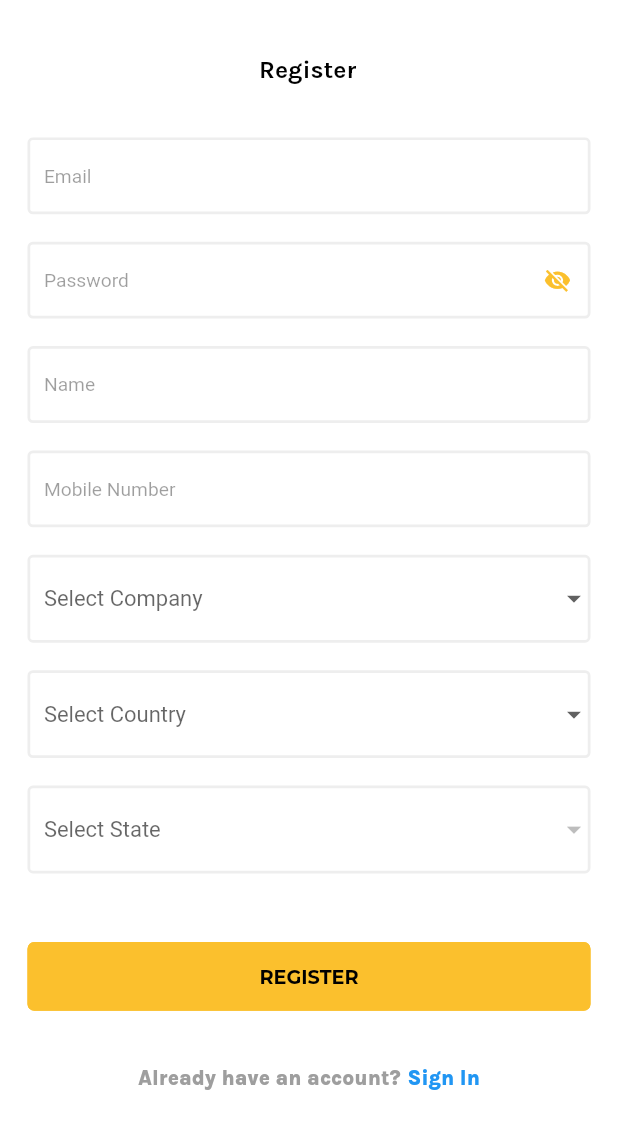
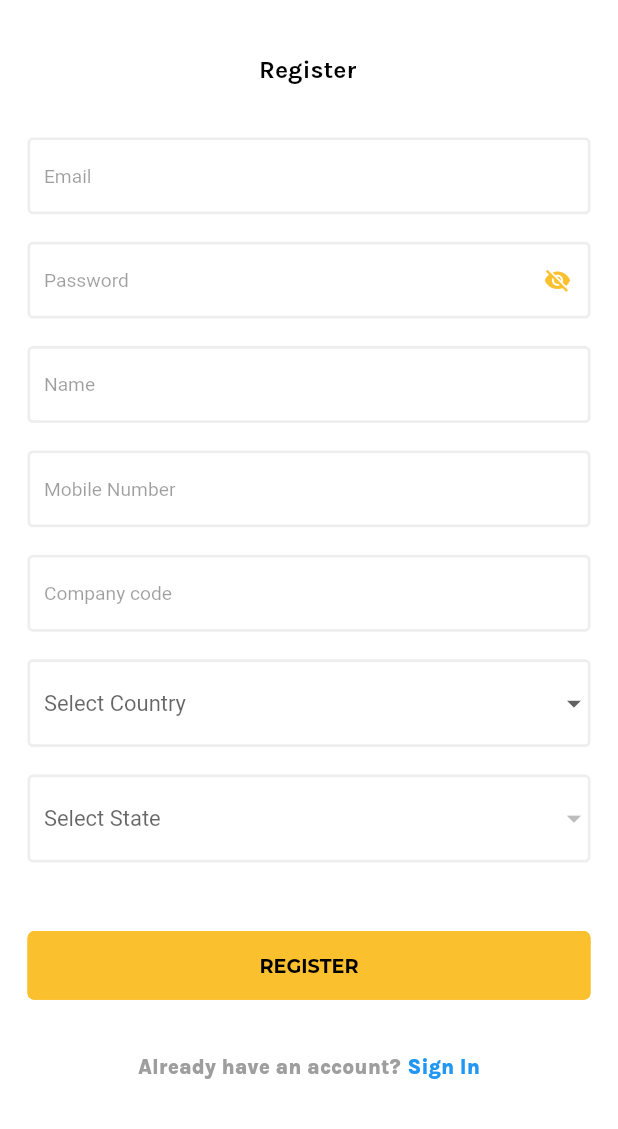
Before and after one commit to deepakCodepaper/signtracker-mobile-cp, a Flutter app: the RegisterPage screen opened by its route, on a phone screen of 412 x 824 dp. Shown: the top 1129 px of the screen. Run offline on Flutter 3.47's test engine with Material 2 defaults, Android fonts, the phone set to English and light mode, and no system bars; our stand-ins replace badges, bloc, built_collection, built_value, cached_network_image, dio and 22 more; missing offline and left inert: dio_http_cache, filesize, flutter_device_type, flutter_ringtone_player, onesignal_flutter, smart_select; accounts and stored records are empty; generated files the repository leaves out were written again; statements that could not run were skipped.

Commit message:
Add company code field on registration page

```diff
--- a/lib/blocs/auth/authentication_bloc.dart
+++ b/lib/blocs/auth/authentication_bloc.dart
@@ -27,7 +27,8 @@ class AuthenticationBloc
       String username,
       String password,
       String name,
-      String companyName,
+      String mobile,
+      String companyCode,
       String countryName,
       String countryCode,
       String stateName,
@@ -36,7 +37,8 @@ class AuthenticationBloc
       username: username,
       password: password,
       name: name,
-      companyName: companyName,
+      mobile: mobile,
+      companyCode: companyCode,
       countryName: countryName,
       countryCode: countryCode,
       stateName: stateName,
--- a/lib/blocs/login/login_bloc.dart
+++ b/lib/blocs/login/login_bloc.dart
@@ -29,7 +29,8 @@ class LoginBloc extends Bloc<LoginEvent, LoginState> {
       String username,
       String password,
       String name,
-      String companyName,
+      String mobile,
+      String companyCode,
       String countryName,
       String countryCode,
       String stateName,
@@ -38,7 +39,8 @@ class LoginBloc extends Bloc<LoginEvent, LoginState> {
         username: username,
         password: password,
         name: name,
-        companyName: companyName,
+        mobile: mobile,
+        companyCode: companyCode,
         countryName: countryName,
         countryCode: countryCode,
         stateName: stateName,
@@ -55,12 +57,20 @@ class LoginBloc extends Bloc<LoginEvent, LoginState> {
     return null;
   }
 
-  String validateRegister(String username, String password, String name,
-      String companyName, String countryCode, String stateCode) {
+  String validateRegister(
+    String username,
+    String password,
+    String name,
+    String mobile,
+    String companyCode,
+    String countryCode,
+    String stateCode,
+  ) {
     if (username.isEmpty) return 'Username is required!';
     if (password.isEmpty) return 'Password is required!';
     if (name.isEmpty) return 'Name is required!';
-    if (companyName.isEmpty) return 'Company Name is required!';
+    if (mobile.isEmpty) return 'Mobile number is required!';
+    if (companyCode.isEmpty) return 'Company code is required!';
     if (countryCode.isEmpty) return 'Country is required!';
     if (stateCode.isEmpty) return 'State is required!';
     return null;
@@ -94,8 +104,14 @@ class LoginBloc extends Bloc<LoginEvent, LoginState> {
     }
 
     if (event is RegisterButtonPressed) {
-      final validationMessage = validateRegister(event.username, event.password,
-          event.name, event.companyName, event.countryCode, event.stateCode);
+      final validationMessage = validateRegister(
+          event.username,
+          event.password,
+          event.name,
+          event.mobile,
+          event.companyCode,
+          event.countryCode,
+          event.stateCode);
       if (validationMessage?.isNotEmpty == true) {
         yield ValidationFailure(error: validationMessage);
       } else {
@@ -104,7 +120,8 @@ class LoginBloc extends Bloc<LoginEvent, LoginState> {
             event.username,
             event.password,
             event.name,
-            event.companyName,
+            event.mobile,
+            event.companyCode,
             event.countryName,
             event.countryCode,
             event.stateName,
--- a/lib/blocs/login/login_event.dart
+++ b/lib/blocs/login/login_event.dart
@@ -23,7 +23,8 @@ class RegisterButtonPressed extends LoginEvent {
   final String username;
   final String password;
   final String name;
-  final String companyName;
+  final String mobile;
+  final String companyCode;
   final String countryName;
   final String countryCode;
   final String stateName;
@@ -33,7 +34,8 @@ class RegisterButtonPressed extends LoginEvent {
     @required this.username,
     @required this.password,
     @required this.name,
-    @required this.companyName,
+    @required this.mobile,
+    @required this.companyCode,
     @required this.countryName,
     @required this.countryCode,
     @required this.stateName,
@@ -42,7 +44,8 @@ class RegisterButtonPressed extends LoginEvent {
           username,
           password,
           name,
-          companyName,
+          mobile,
+          companyCode,
           countryName,
           countryCode,
           stateName,
--- a/lib/feature/register/register_page.dart
+++ b/lib/feature/register/register_page.dart
@@ -28,6 +28,7 @@ class _RegisterPageState extends State<RegisterPage> {
   TextEditingController passwordController = TextEditingController();
   TextEditingController nameController = TextEditingController();
   TextEditingController mobileController = TextEditingController();
+  TextEditingController companyController = TextEditingController();
 
   // Initially password is obscure
   bool _obscureText = true;
@@ -38,9 +39,6 @@ class _RegisterPageState extends State<RegisterPage> {
       _obscureText = !_obscureText;
     });
   }
-
-  String companyCode = "";
-  List companies = List.empty(growable: true);
 
   String stateCode = "";
   List states = List.empty(growable: true);
@@ -56,14 +54,6 @@ class _RegisterPageState extends State<RegisterPage> {
     });
   }
 
-  loadCompanies() async {
-    String data = await DefaultAssetBundle.of(context)
-        .loadString('assets/companies.json');
-    setState(() {
-      companies = json.decode(data);
-    });
-  }
-
   @override
   void initState() {
     bloc = LoginBloc(
@@ -74,7 +64,6 @@ class _RegisterPageState extends State<RegisterPage> {
 
     WidgetsBinding.instance.addPostFrameCallback((_) async {
       await loadCountries();
-      await loadCompanies();
     });
   }
 
@@ -85,9 +74,7 @@ class _RegisterPageState extends State<RegisterPage> {
     final password = passwordController.text;
     final name = nameController.text;
     final mobile = mobileController.text;
-    final companyIndex =
-        companies.indexWhere((element) => element['code'] == companyCode);
-    final companyName = companyIndex > 0 ? companies[companyIndex]['name'] : "";
+    final companyCode = companyController.text;
     final countryIndex =
         countries.indexWhere((element) => element['iso3'] == countryCode);
     final countryName = countryIndex > 0 ? countries[countryIndex]['name'] : "";
@@ -104,13 +91,13 @@ class _RegisterPageState extends State<RegisterPage> {
     } else if (mobile.isEmpty) {
       showSnackBar('Mobile is required.');
     } else if (companyCode.isEmpty) {
-      showSnackBar('Company is required.');
+      showSnackBar('Company code is required.');
     } else if (countryCode.isEmpty) {
       showSnackBar('Country is required.');
     } else if (states.length > 0 && stateCode.isEmpty) {
       showSnackBar('State is required.');
     } else {
-      bloc.registerButtonPressed(username, password, name, companyName,
+      bloc.registerButtonPressed(username, password, name, mobile, companyCode,
           countryName, countryCode, stateName, stateCode);
     }
   }
@@ -212,7 +199,8 @@ class _RegisterPageState extends State<RegisterPage> {
                     ),
                   ),
                 );
-                });
+              },
+            );
           }
         },
         builder: (context, state) {
@@ -350,7 +338,12 @@ class _RegisterPageState extends State<RegisterPage> {
                   SizedBox(height: 20),
                   Padding(
                     padding: EdgeInsets.symmetric(horizontal: 20),
-                    child: DropdownButtonFormField(
+                    child: TextField(
+                      controller: companyController,
+                      enabled: !(state is LoginLoading),
+                      style: textTheme.bodyText2.copyWith(
+                        color: Colors.yellow[700],
+                      ),
                       decoration: InputDecoration(
                         enabledBorder: OutlineInputBorder(
                           borderSide: BorderSide(
@@ -364,40 +357,11 @@ class _RegisterPageState extends State<RegisterPage> {
                             width: 2,
                           ),
                         ),
-                        hintText: 'Select Company',
+                        hintText: 'Company code',
                         hintStyle: textTheme.bodyText2.copyWith(
                           color: Colors.black38,
                         ),
                       ),
-                      value: companyCode == '' ? null : companyCode,
-                      onChanged: (newValue) {
-                        setState(() {
-                          companyCode = newValue;
-                        });
-                      },
-                      items: companies.map((item) {
-                        return DropdownMenuItem(
-                          value: item['code'],
-                          /*child: RoundedButton(
-                            onPressed: () => print('hey'),
-                            text: 'Add Company',
-                            textColor: Colors.black,
-                            radius: 2.0,
-                            textSize: 16.0,
-                            textAlign: TextAlign.center,
-                            fontWeight: FontWeight.bold,
-                            borderColor: Colors.yellow[700],
-                            borderWidth: 2.0,
-                            color: Colors.yellow[700],
-                            elevation: 0.0,
-                          ),
-                          */
-                          child: Text(
-                            item['name'],
-                            style: TextStyle(color: Colors.black87),
-                          ),
-                        );
-                      }).toList(),
                     ),
                   ),
                   SizedBox(height: 20),
--- a/pubspec.yaml
+++ b/pubspec.yaml
@@ -17,7 +17,7 @@ dependencies:
   equatable: ^0.2.0
   google_maps_flutter: ^2.1.1
   location: 4.3.0
-  dio: ^4.0.0
+  dio: ^4.0.4
   dio_http_cache: ^0.3.0
   built_collection: ^5.1.1
   built_value: ^8.1.4
```
Also changed, not shown: lib/api/api_client.dart (+10 -18 lines), lib/api/apis/auth_api.dart (+11 -5 lines), lib/repository/user_repository.dart (+4 -3 lines). Lines whose indentation alone changed are shown as unchanged.
